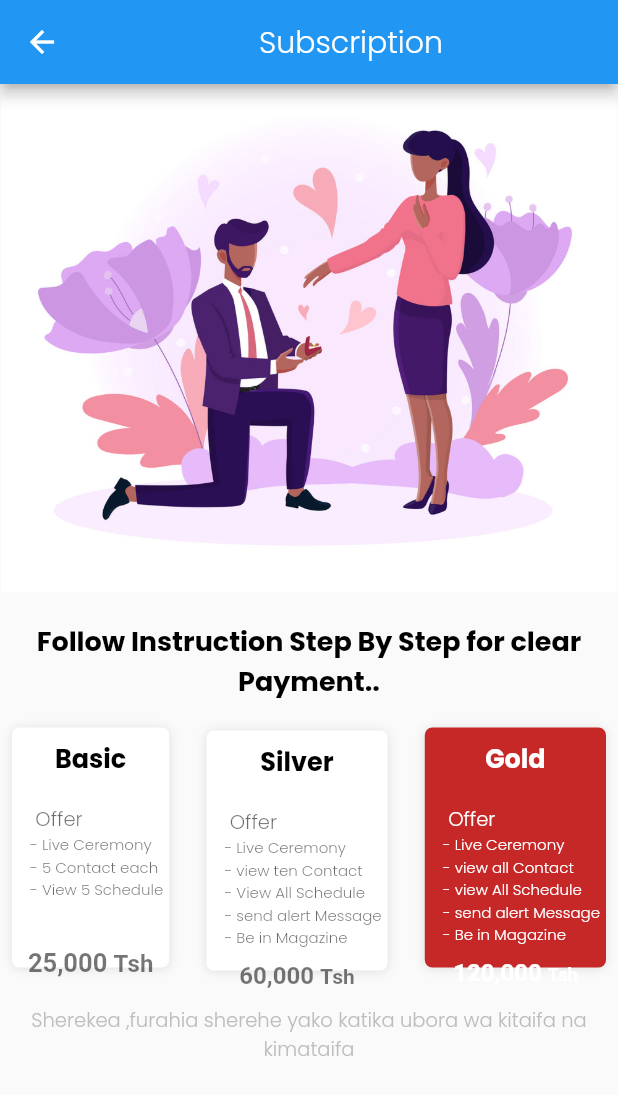
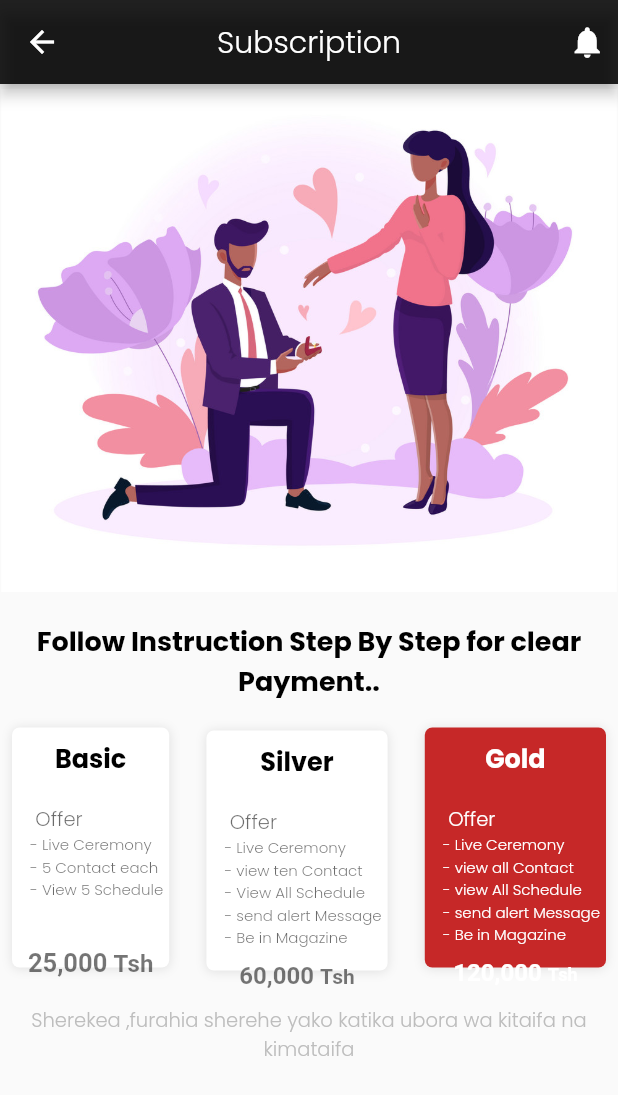
Before and after one commit to nevilly/sherekoo, a Flutter app: the SubscriptionPage screen opened directly, on a phone screen of 412 x 824 dp. Shown: the top 1095 px of the screen. Run offline on Flutter 3.47's test engine with Material 2 defaults, Android fonts, the phone set to English and light mode, and no system bars; our stand-ins replace curved_navigation_bar, image_picker, share_plus, shared_preferences, video_player and 1 more; missing offline and left inert: dart:ffi, image_watermark; accounts and stored records are empty.

Commit message:
subsriptionPage: getContact route, topBar add color change & Notification icon

```diff
--- a/lib/screens/subscriptionScreen/subscription.dart
+++ b/lib/screens/subscriptionScreen/subscription.dart
@@ -1,4 +1,6 @@
 import 'package:flutter/material.dart';
+
+import '../../widgets/notifyWidget/notifyWidget.dart';
 
 class SubscriptionPage extends StatefulWidget {
   const SubscriptionPage({Key? key}) : super(key: key);
@@ -20,9 +22,19 @@ class _SubscriptionPageState extends State<SubscriptionPage> {
       Scaffold(
         // backgroundColor: Colors.transparent,
         appBar: AppBar(
-          title: const Center(
-            child: Text('Subscription'),
-          ),
+          backgroundColor: Colors.black87,
+          title: const Text('Subscription'),
+          centerTitle: true,
+          actions: const [
+            Padding(
+              padding: EdgeInsets.all(8.0),
+              child: Icon(
+                Icons.notifications,
+                color: Colors.white,
+                size: 25,
+              ),
+            ),
+          ],
         ),
         body: Column(
           children: [
```
